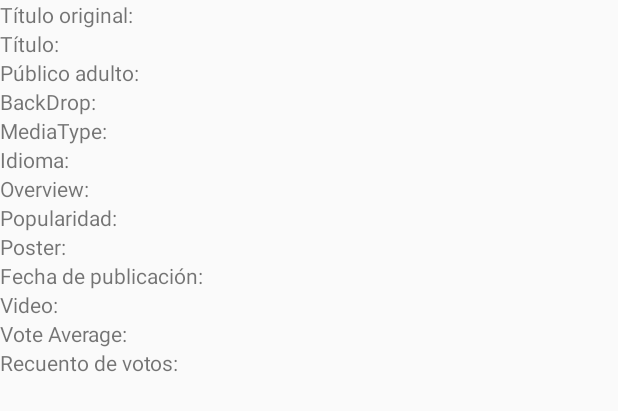
After one commit to DavidHerreroJimenez/MoviesSample, an Android app: the layout movieslist_adapter.xml on its own in the app's theme, with its tools: preview values and no code run, on a phone screen of 412 x 824 dp. The commit adds this screen. Shown: the top 411 px of the screen. Run offline under Robolectric (Android 15) with nearby library versions, the phone set to English and light mode, and no system bars.

Commit message:
creating recyclerview and adapter

```diff
--- a/app/build.gradle
+++ b/app/build.gradle
@@ -30,6 +30,7 @@ dependencies {
     implementation "com.android.support:appcompat-v7:$buildtools_version"
     implementation "com.android.support:support-annotations:$buildtools_version"
     implementation "com.android.support:support-v4:$buildtools_version"
+    implementation "com.android.support:recyclerview-v7:$buildtools_version"
     testImplementation 'junit:junit:4.12'
     androidTestImplementation 'com.android.support.test:runner:1.0.2'
     androidTestImplementation 'com.android.support.test.espresso:espresso-core:3.0.2'
--- a/app/src/main/java/dherrero/moviessample/ui/fragments/MoviesFragment.kt
+++ b/app/src/main/java/dherrero/moviessample/ui/fragments/MoviesFragment.kt
@@ -1,7 +1,10 @@
 package dherrero.moviessample.ui.fragments
 
 import android.os.Bundle
+import android.support.v7.widget.LinearLayoutManager
+import android.support.v7.widget.RecyclerView
 import android.view.View
+import android.widget.Adapter
 import android.widget.Toast
 import dherrero.moviessample.R.layout.movies_fragment
 import dherrero.moviessample.domain.model.Movie
@@ -19,6 +22,10 @@ class MoviesFragment : BaseFragment(), View.OnClickListener, MoviesFragmentCallB
 
 
     var movies: MutableList<Movie> = mutableListOf()
+
+    private lateinit var moviesList: RecyclerView
+    private lateinit var viewAdapter: RecyclerView.Adapter<*>
+
 
     override fun addFragmentLayout(): Int {
         return movies_fragment
@@ -42,12 +49,17 @@ class MoviesFragment : BaseFragment(), View.OnClickListener, MoviesFragmentCallB
         applicationComponent.inject(this)
 
         presenter.viewFragment = this
+
     }
 
 
     override fun onViewCreated(view: View, savedInstanceState: Bundle?) {
 
-        buttonPulsame.setOnClickListener(this)
+//        buttonPulsame.setOnClickListener(this)
+
+        presenter.loadMovies()
+
+
 
     }
 
@@ -66,6 +78,15 @@ class MoviesFragment : BaseFragment(), View.OnClickListener, MoviesFragmentCallB
 
         movies.addAll(newMovies)
 
+        viewAdapter = MoviesListAdapter(movies.toTypedArray())
+
+        moviesList = moviesListRecyclerView as RecyclerView
+        moviesList.setHasFixedSize(true)
+        moviesList.layoutManager = LinearLayoutManager(context)
+        moviesList.adapter = viewAdapter
+
+//        viewAdapter.notifyDataSetChanged()
+
         Toast.makeText(context, movies.size.toString(), Toast.LENGTH_LONG).show()
     }
 
--- /dev/null
+++ b/app/src/main/java/dherrero/moviessample/ui/fragments/MoviesListAdapter.kt
@@ -0,0 +1,97 @@
+package dherrero.moviessample.ui.fragments
+
+import android.support.v7.widget.RecyclerView
+import android.view.LayoutInflater
+import android.view.View
+import android.view.ViewGroup
+import android.widget.ImageView
+import android.widget.TextView
+import dherrero.moviessample.R
+import dherrero.moviessample.domain.model.Movie
+import kotlinx.android.synthetic.main.movieslist_adapter.view.*
+
+class MoviesListAdapter(private val moviesDataSet: Array<Movie>) : RecyclerView.Adapter<MoviesListAdapter.ViewHolder>() {
+
+    class ViewHolder(view: View) : RecyclerView.ViewHolder(view) {
+
+
+
+        val originalTitle: TextView = view.originalTitleDescription!!
+        val title: TextView = view.titleDescription!!
+        val adult: TextView = view.adultDescription!!
+        val backDropImage: ImageView = view.backDropImageDescription!!
+        val mediaType: TextView = view.mediaTypeDescription!!
+        val language: TextView = view.languageDescription!!
+        val overview: TextView = view.overviewDescription!!
+        val popularity: TextView = view.popularityDescription!!
+        val posterImage: ImageView = view.posterImageDescription!!
+        val releaseDate: TextView = view.releaseDateDescription!!
+        val video: TextView = view.videoDescription!!
+        val voteAverage: TextView = view.voteAverageDescription!!
+        val voteCount: TextView = view.voteCountDescription!!
+
+    }
+
+    // Replace the contents of a view (invoked by the layout manager)
+    override fun onBindViewHolder(holder: ViewHolder, position: Int) {
+        // - get element from your dataset at this position
+        // - replace the contents of the view with that element
+        holder.originalTitle.text = moviesDataSet[position].originalTitle
+        holder.title.text = moviesDataSet[position].title
+        holder.adult.text = moviesDataSet[position].adult.toString()
+//        holder.backDropImage.image = moviesDataSet[position].backDropImage
+        holder.mediaType.text = moviesDataSet[position].mediaType
+        holder.language.text = moviesDataSet[position].language
+        holder.overview.text = moviesDataSet[position].overview
+        holder.popularity.text = moviesDataSet[position].popularity.toString()
+//        holder.posterImage.image = moviesDataSet[position].posterImage
+        holder.releaseDate.text = moviesDataSet[position].releaseDate
+        holder.video.text = moviesDataSet[position].video.toString()
+        holder.voteAverage.text = moviesDataSet[position].voteAverage.toString()
+        holder.voteCount.text = moviesDataSet[position].voteCount.toString()
+
+
+    }
+
+    override fun onCreateViewHolder(parent: ViewGroup, viewType: Int): ViewHolder {
+
+        val view = LayoutInflater.from(parent.context).inflate(R.layout.movies_fragment, parent, false)
+
+
+//        originalTitleDescription
+//        title
+//        titleDescription
+//        adult
+//        adultDescription
+//        backDropImage
+//        backDropImageDescription
+//        mediaType
+//        mediaTypeDescription
+//        language
+//        languageDescription
+//        overview
+//        overviewDescription
+//        popularity
+//        popularityDescription
+//        posterImage
+//        posterImageDescription
+//        releaseDate
+//        releaseDateDescription
+//        video
+//        videoDescription
+//        voteAverage
+//        voteAverageDescription
+//        voteCount
+//        voteCountDescription
+
+        return ViewHolder(view)
+
+
+    }
+
+    override fun getItemCount(): Int {
+        return moviesDataSet.size
+    }
+
+
+}
--- a/app/src/main/res/layout/movies_fragment.xml
+++ b/app/src/main/res/layout/movies_fragment.xml
@@ -1,18 +1,20 @@
 <?xml version="1.0" encoding="utf-8"?>
 <LinearLayout xmlns:android="http://schemas.android.com/apk/res/android"
     android:id="@+id/movies_fragment_ly"
-    android:orientation="vertical" android:layout_width="match_parent"
+    android:orientation="vertical"
+    android:layout_width="match_parent"
     android:layout_height="match_parent">
 
-    <TextView
+    <!--<Button-->
+        <!--android:id="@+id/buttonPulsame"-->
+        <!--android:layout_width="match_parent"-->
+        <!--android:layout_height="wrap_content"-->
+        <!--android:text="pulsame!"/>-->
+
+    <android.support.v7.widget.RecyclerView
+        android:id="@+id/moviesListRecyclerView"
+        android:scrollbars="vertical"
         android:layout_width="match_parent"
-        android:layout_height="wrap_content"
-        android:text="lalalalalallalalalalla"/>
-
-    <Button
-        android:id="@+id/buttonPulsame"
-        android:layout_width="match_parent"
-        android:layout_height="wrap_content"
-        android:text="pulsame!"/>
+        android:layout_height="match_parent"/>
 
 </LinearLayout>
--- /dev/null
+++ b/app/src/main/res/layout/movieslist_adapter.xml
@@ -0,0 +1,238 @@
+<?xml version="1.0" encoding="utf-8"?>
+<LinearLayout xmlns:android="http://schemas.android.com/apk/res/android"
+    android:orientation="vertical" android:layout_width="match_parent"
+    android:layout_height="match_parent">
+
+<LinearLayout
+    android:layout_width="match_parent"
+    android:layout_height="wrap_content"
+    android:orientation="horizontal">
+
+    <TextView
+        android:id="@+id/originalTitle"
+        android:layout_width="match_parent"
+        android:layout_height="wrap_content"
+        android:text="@string/originalTitle"
+        />
+    <TextView
+        android:id="@+id/originalTitleDescription"
+        android:layout_width="match_parent"
+        android:layout_height="wrap_content"
+        />
+
+</LinearLayout>
+
+    <LinearLayout
+        android:layout_width="match_parent"
+        android:layout_height="wrap_content"
+        android:orientation="horizontal">
+    <TextView
+        android:id="@+id/title"
+        android:layout_width="match_parent"
+        android:layout_height="wrap_content"
+        android:text="@string/title"
+        />
+    <TextView
+        android:id="@+id/titleDescription"
+        android:layout_width="match_parent"
+        android:layout_height="wrap_content"
+        />
+    </LinearLayout>
+
+    <LinearLayout
+        android:layout_width="match_parent"
+        android:layout_height="wrap_content"
+        android:orientation="horizontal">
+    <TextView
+        android:id="@+id/adult"
+        android:layout_width="match_parent"
+        android:layout_height="wrap_content"
+        android:text="@string/adult"
+        />
+    <TextView
+        android:id="@+id/adultDescription"
+        android:layout_width="match_parent"
+        android:layout_height="wrap_content"
+        />
+    </LinearLayout>
+
+    <LinearLayout
+        android:layout_width="match_parent"
+        android:layout_height="wrap_content"
+        android:orientation="vertical">
+    <TextView
+        android:id="@+id/backDropImage"
+        android:layout_width="match_parent"
+        android:layout_height="wrap_content"
+        android:text="@string/backDropImage"
+        />
+
+        <ImageView
+            android:id="@+id/backDropImageDescription"
+            android:layout_width="match_parent"
+            android:layout_height="wrap_content" />
+
+    </LinearLayout>
+
+
+    <LinearLayout
+        android:layout_width="match_parent"
+        android:layout_height="wrap_content"
+        android:orientation="horizontal">
+    <TextView
+        android:id="@+id/mediaType"
+        android:layout_width="match_parent"
+        android:layout_height="wrap_content"
+        android:text="@string/mediaType"
+        />
+    <TextView
+        android:id="@+id/mediaTypeDescription"
+        android:layout_width="match_parent"
+        android:layout_height="wrap_content"
+        />
+    </LinearLayout>
+
+
+    <LinearLayout
+        android:layout_width="match_parent"
+        android:layout_height="wrap_content"
+        android:orientation="horizontal">
+    <TextView
+        android:id="@+id/language"
+        android:layout_width="match_parent"
+        android:layout_height="wrap_content"
+        android:text="@string/language"
+        />
+    <TextView
+        android:id="@+id/languageDescription"
+        android:layout_width="match_parent"
+        android:layout_height="wrap_content"
+        />
+    </LinearLayout>
+
+
+    <LinearLayout
+        android:layout_width="match_parent"
+        android:layout_height="wrap_content"
+        android:orientation="horizontal">
+    <TextView
+        android:id="@+id/overview"
+        android:layout_width="match_parent"
+        android:layout_height="wrap_content"
+        android:text="@string/overview"
+        />
+    <TextView
+        android:id="@+id/overviewDescription"
+        android:layout_width="match_parent"
+        android:layout_height="wrap_content"
+        />
+    </LinearLayout>
+
+
+    <LinearLayout
+        android:layout_width="match_parent"
+        android:layout_height="wrap_content"
+        android:orientation="horizontal">
+    <TextView
+        android:id="@+id/popularity"
+        android:layout_width="match_parent"
+        android:layout_height="wrap_content"
+        android:text="@string/popularity"
+        />
+    <TextView
+        android:id="@+id/popularityDescription"
+        android:layout_width="match_parent"
+        android:layout_height="wrap_content"
+        />
+    </LinearLayout>
+
+
+    <LinearLayout
+        android:layout_width="match_parent"
+        android:layout_height="wrap_content"
+        android:orientation="vertical">
+    <TextView
+        android:id="@+id/posterImage"
+        android:layout_width="match_parent"
+        android:layout_height="wrap_content"
+        android:text="@string/posterImage"
+        />
+
+        <ImageView
+            android:id="@+id/posterImageDescription"
+            android:layout_width="match_parent"
+            android:layout_height="wrap_content" />
+    </LinearLayout>
+
+
+    <LinearLayout
+        android:layout_width="match_parent"
+        android:layout_height="wrap_content"
+        android:orientation="horizontal">
+    <TextView
+        android:id="@+id/releaseDate"
+        android:layout_width="match_parent"
+        android:layout_height="wrap_content"
+        android:text="@string/releaseDate"
+        />
+    <TextView
+        android:id="@+id/releaseDateDescription"
+        android:layout_width="match_parent"
+        android:layout_height="wrap_content"
+        />
+    </LinearLayout>
+
+    <LinearLayout
+        android:layout_width="match_parent"
+        android:layout_height="wrap_content"
+        android:orientation="horizontal">
+    <TextView
+        android:id="@+id/video"
+        android:layout_width="match_parent"
+        android:layout_height="wrap_content"
+        android:text="@string/video"
+        />
+    <TextView
+        android:id="@+id/videoDescription"
+        android:layout_width="match_parent"
+        android:layout_height="wrap_content"
+        />
+    </LinearLayout>
+
+
+    <LinearLayout
+        android:layout_width="match_parent"
+        android:layout_height="wrap_content"
+        android:orientation="horizontal">
+    <TextView
+        android:id="@+id/voteAverage"
+        android:layout_width="match_parent"
+        android:layout_height="wrap_content"
+        android:text="@string/voteAverage"
+        />
+    <TextView
+        android:id="@+id/voteAverageDescription"
+        android:layout_width="match_parent"
+        android:layout_height="wrap_content"
+        />
+    </LinearLayout>
+
+
+    <LinearLayout
+        android:layout_width="match_parent"
+        android:layout_height="wrap_content"
+        android:orientation="horizontal">
+    <TextView
+        android:id="@+id/voteCount"
+        android:layout_width="match_parent"
+        android:layout_height="wrap_content"
+        android:text="@string/voteCount"
+        />
+    <TextView
+        android:id="@+id/voteCountDescription"
+        android:layout_width="match_parent"
+        android:layout_height="wrap_content"
+        />
+    </LinearLayout>
+
+</LinearLayout>
--- a/app/src/main/res/values/strings.xml
+++ b/app/src/main/res/values/strings.xml
@@ -2,4 +2,22 @@
     <string name="app_name">MoviesSample</string>
 
     <string name="btnAccept">Aceptar</string>
+
+
+    <!-- movies list adapter -->
+
+    <string name="originalTitle">Título original:</string>
+    <string name="title">Título:</string>
+    <string name="adult">Público adulto:</string>
+    <string name="backDropImage">BackDrop:</string>
+    <string name="mediaType">MediaType:</string>
+    <string name="language">Idioma:</string>
+    <string name="overview">Overview:</string>
+    <string name="popularity">Popularidad:</string>
+    <string name="posterImage">Poster:</string>
+    <string name="releaseDate">Fecha de publicación:</string>
+    <string name="video">Video:</string>
+    <string name="voteAverage">Vote Average:</string>
+    <string name="voteCount">Recuento de votos:</string>
+
 </resources>
```
